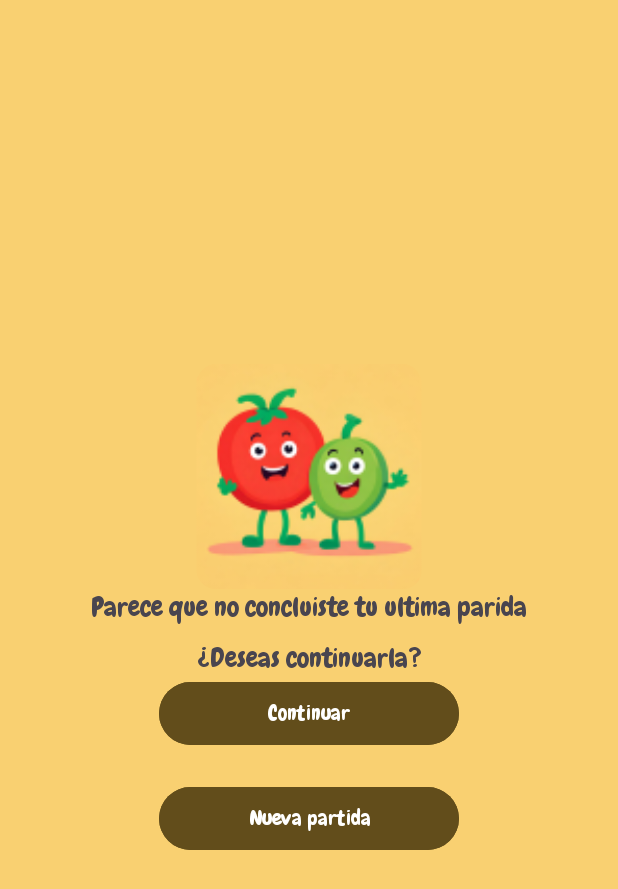
After one commit to EscamillaJuan/Quiz-App, an Android app: the fragment NewGame placed in its activity, on a phone screen of 412 x 824 dp. The commit adds this screen. Shown: the top 889 px of the screen. Run offline under Robolectric (Android 15) with nearby library versions, the phone set to English and light mode, and no system bars; our stand-ins replace Room's generated code.

Commit message:
feat: add modal to continue prev game

```diff
--- a/app/build.gradle.kts
+++ b/app/build.gradle.kts
@@ -34,6 +34,9 @@ android {
     kotlinOptions {
         jvmTarget = "1.8"
     }
+    buildFeatures {
+        viewBinding = true
+    }
 }
 
 dependencies {
--- /dev/null
+++ b/app/src/main/java/com/app/usecases/NewGame.kt
@@ -0,0 +1,35 @@
+package com.app.usecases
+
+import android.content.Intent
+import android.os.Bundle
+import androidx.fragment.app.Fragment
+import android.view.LayoutInflater
+import android.view.View
+import android.view.ViewGroup
+import android.widget.Button
+import com.app.R
+import com.app.view.GameScreen
+import com.app.view.SELECTED_DIFFICULT
+
+class NewGame : Fragment() {
+    private lateinit var continueGameBtn: Button
+    private lateinit var newGameBtn: Button
+
+    override fun onCreateView(
+        inflater: LayoutInflater,
+        container: ViewGroup?,
+        savedInstanceState: Bundle?
+    ): View? {
+        val view = inflater.inflate(R.layout.fragment_new_game, container, false)
+        val mode = arguments?.getString(SELECTED_DIFFICULT)
+        newGameBtn = view.findViewById(R.id.new_game_btn)
+
+        newGameBtn.setOnClickListener {
+            val intent = Intent(requireContext(), GameScreen::class.java)
+            intent.putExtra(SELECTED_DIFFICULT, mode)
+            startActivity(intent)
+            activity?.supportFragmentManager?.popBackStack()
+        }
+        return view
+    }
+}
--- a/app/src/main/res/layout-land/main_activity.xml
+++ b/app/src/main/res/layout-land/main_activity.xml
@@ -3,6 +3,7 @@
 <LinearLayout xmlns:android="http://schemas.android.com/apk/res/android"
     xmlns:app="http://schemas.android.com/apk/res-auto"
     xmlns:tools="http://schemas.android.com/tools"
+    android:id="@+id/root_layout"
     android:layout_width="match_parent"
     android:layout_height="match_parent"
     android:background="@color/orange"
@@ -23,15 +24,17 @@
     <LinearLayout
         android:layout_width="wrap_content"
         android:layout_height="wrap_content">
+
         <ImageView
-        android:layout_width="wrap_content"
-        android:layout_height="wrap_content"
-        android:src="@mipmap/trivio_text_image"/>
+            android:layout_width="wrap_content"
+            android:layout_height="wrap_content"
+            android:src="@mipmap/trivio_text_image" />
+
         <ImageView
             android:layout_width="wrap_content"
             android:layout_height="wrap_content"
             android:layout_gravity="center"
-            android:src="@mipmap/ic_logo"/>
+            android:src="@mipmap/ic_logo" />
 
     </LinearLayout>
 
@@ -55,8 +58,8 @@
             android:layout_width="wrap_content"
             android:layout_height="wrap_content"
             android:layout_gravity="center"
+            android:backgroundTint="@color/brown"
             android:fontFamily="@font/chewy"
-            android:backgroundTint="@color/brown"
             android:text="@string/btn_jugar" />
 
         <Space
@@ -67,9 +70,9 @@
         <Spinner
             android:id="@+id/difficulty_spin"
             android:layout_width="wrap_content"
-            android:popupBackground="@color/brown"
             android:layout_height="48dp"
-            android:layout_gravity="center" />
+            android:layout_gravity="center"
+            android:popupBackground="@color/brown" />
 
 
         <Space
@@ -82,8 +85,8 @@
             android:layout_width="wrap_content"
             android:layout_height="wrap_content"
             android:layout_gravity="center"
+            android:backgroundTint="@color/brown"
             android:fontFamily="@font/chewy"
-            android:backgroundTint="@color/brown"
             android:text="@string/btn_opciones" />
 
         <Space
--- /dev/null
+++ b/app/src/main/res/layout/fragment_new_game.xml
@@ -0,0 +1,61 @@
+<?xml version="1.0" encoding="utf-8"?>
+<FrameLayout xmlns:android="http://schemas.android.com/apk/res/android"
+    xmlns:tools="http://schemas.android.com/tools"
+    android:layout_width="match_parent"
+    android:layout_height="match_parent"
+    android:background="@color/orange"
+    android:orientation="vertical"
+    tools:context=".usecases.NewGame">
+
+    <LinearLayout
+        android:layout_width="match_parent"
+        android:layout_height="match_parent"
+        android:background="@color/orange"
+        android:gravity="center"
+        android:orientation="vertical">
+
+        <ImageView
+            android:id="@+id/logo_image"
+            android:layout_width="match_parent"
+            android:layout_height="150dp"
+            android:contentDescription="@string/trivio_logo_description"
+            android:src="@mipmap/ic_logo" />
+
+        <TextView
+            android:id="@+id/text_new_game"
+            android:layout_width="wrap_content"
+            android:layout_height="wrap_content"
+            android:layout_gravity="center"
+            android:fontFamily="@font/chewy"
+            android:text="@string/new_game_text"
+            android:textSize="18sp" />
+
+        <TextView
+            android:id="@+id/text_new_game_question"
+            android:layout_width="wrap_content"
+            android:layout_height="wrap_content"
+            android:layout_gravity="center"
+            android:layout_marginTop="10dp"
+            android:fontFamily="@font/chewy"
+            android:text="@string/new_game_question"
+            android:textSize="18sp" />
+
+        <Button
+            android:id="@+id/continue_game_btn"
+            android:layout_width="200dp"
+            android:layout_height="50dp"
+            android:layout_marginBottom="20dp"
+            android:backgroundTint="@color/brown"
+            android:fontFamily="@font/chewy"
+            android:text="@string/continue_btn_text" />
+
+        <Button
+            android:id="@+id/new_game_btn"
+            android:layout_width="200dp"
+            android:layout_height="50dp"
+            android:layout_marginBottom="10dp"
+            android:backgroundTint="@color/brown"
+            android:fontFamily="@font/chewy"
+            android:text="@string/new_game_btn_text" />
+    </LinearLayout>
+</FrameLayout>
--- a/app/src/main/res/layout/game_screen.xml
+++ b/app/src/main/res/layout/game_screen.xml
@@ -137,6 +137,7 @@
             android:contentDescription="@string/next_btn_description"
             android:src="@drawable/next" />
 
+
     </LinearLayout>
 
 </LinearLayout>
--- a/app/src/main/res/layout/main_activity.xml
+++ b/app/src/main/res/layout/main_activity.xml
@@ -1,14 +1,21 @@
 <?xml version="1.0" encoding="utf-8"?>
 
-<LinearLayout xmlns:android="http://schemas.android.com/apk/res/android"
+<FrameLayout xmlns:android="http://schemas.android.com/apk/res/android"
     xmlns:app="http://schemas.android.com/apk/res-auto"
     xmlns:tools="http://schemas.android.com/tools"
+    android:id="@+id/root_layout"
+    android:layout_width="match_parent"
+    android:layout_height="match_parent"
+    android:background="@color/orange"
+    android:orientation="vertical"
+    tools:context=".MainActivity">
+
+    <LinearLayout
         android:layout_width="match_parent"
         android:layout_height="match_parent"
         android:background="@color/orange"
         android:gravity="center"
-    android:orientation="vertical"
-    tools:context=".MainActivity">
+        android:orientation="vertical">
 
         <ImageView
             android:id="@+id/trivioText_image"
@@ -47,8 +54,8 @@
                 android:layout_gravity="center"
                 android:backgroundTint="@color/brown"
                 android:fontFamily="@font/chewy"
-            app:icon="@drawable/baseline_arrow_right_24"
-            android:text="@string/btn_jugar" />
+                android:text="@string/btn_jugar"
+                app:icon="@drawable/baseline_arrow_right_24" />
 
             <Space
                 android:layout_width="wrap_content"
@@ -61,12 +68,13 @@
                 android:layout_gravity="center"
                 android:backgroundTint="@color/brown"
                 android:fontFamily="@font/chewy"
-            app:icon="@drawable/baseline_build_24"
-            android:text="@string/btn_opciones" />
+                android:text="@string/btn_opciones"
+                app:icon="@drawable/baseline_build_24" />
 
             <Space
                 android:layout_width="wrap_content"
                 android:layout_height="25dp" />
+
             <Button
                 android:id="@+id/score_btn"
                 android:layout_width="150dp"
@@ -74,9 +82,8 @@
                 android:layout_gravity="center"
                 android:backgroundTint="@color/brown"
                 android:fontFamily="@font/chewy"
-            app:icon="@drawable/baseline_castle_24"
-            android:text="@string/btn_difficult" />
-
+                android:text="@string/btn_difficult"
+                app:icon="@drawable/baseline_castle_24" />
 
         </LinearLayout>
 
@@ -86,3 +93,4 @@
             android:layout_weight="1" />
 
     </LinearLayout>
+</FrameLayout>
--- a/app/src/main/res/values-night/themes.xml
+++ b/app/src/main/res/values-night/themes.xml
@@ -4,4 +4,8 @@
         <!-- Customize your dark theme here. -->
         <!-- <item name="colorPrimary">@color/my_dark_primary</item> -->
     </style>
+    <style name="ThemeOverlay.App.FullscreenContainer" parent="">
+        <item name="fullscreenBackgroundColor">@color/light_blue_900</item>
+        <item name="fullscreenTextColor">@color/light_blue_A400</item>
+    </style>
 </resources>
--- /dev/null
+++ b/app/src/main/res/values/attrs.xml
@@ -0,0 +1,6 @@
+<resources>
+    <declare-styleable name="FullscreenAttrs">
+        <attr name="fullscreenBackgroundColor" format="color" />
+        <attr name="fullscreenTextColor" format="color" />
+    </declare-styleable>
+</resources>
--- a/app/src/main/res/values/colors.xml
+++ b/app/src/main/res/values/colors.xml
@@ -6,5 +6,10 @@
     <color name="red">#CC0000</color>
     <color name="green">#99CC00</color>
     <color name="orange">#F9D071</color>
+    <color name="light_blue_600">#FF039BE5</color>
+    <color name="light_blue_900">#FF01579B</color>
+    <color name="light_blue_A200">#FF40C4FF</color>
+    <color name="light_blue_A400">#FF00B0FF</color>
+    <color name="black_overlay">#66000000</color>
 
 </resources>
--- a/app/src/main/res/values/strings.xml
+++ b/app/src/main/res/values/strings.xml
@@ -24,4 +24,12 @@
     <string name="unused_hints_text">Te quedaron %1$s pistas</string>
     <string name="final_score_text">Tu puntaje final es de %1$s puntos</string>
     <string name="btn_difficult">Puntuaciones</string>
+    <string name="dummy_button">Dummy Button</string>
+    <string name="dummy_content">DUMMY\nCONTENT</string>
+    <!-- TODO: Remove or change this placeholder text -->
+    <string name="hello_blank_fragment">Hello blank fragment</string>
+    <string name="new_game_text">Parece que no concluiste tu ultima parida</string>
+    <string name="new_game_question">¿Deseas continuarla?</string>
+    <string name="continue_btn_text">Continuar</string>
+    <string name="new_game_btn_text">Nueva partida</string>
 </resources>
--- /dev/null
+++ b/app/src/main/res/values/styles.xml
@@ -0,0 +1,6 @@
+<resources>
+    <style name="Widget.Theme.App.ButtonBar.Fullscreen" parent="">
+        <item name="android:background">@color/black_overlay</item>
+        <item name="android:buttonBarStyle">?android:attr/buttonBarStyle</item>
+    </style>
+</resources>
--- a/app/src/main/res/values/themes.xml
+++ b/app/src/main/res/values/themes.xml
@@ -6,4 +6,8 @@
     </style>
 
     <style name="Theme.App" parent="Base.Theme.App" />
+    <style name="ThemeOverlay.App.FullscreenContainer" parent="">
+        <item name="fullscreenBackgroundColor">@color/light_blue_600</item>
+        <item name="fullscreenTextColor">@color/light_blue_A200</item>
+    </style>
 </resources>
```
Also changed, not shown: app/src/main/java/com/app/MainActivity.kt (+45 -21 lines), app/src/main/java/com/app/view/GameScreen.kt (+28 -7 lines). Lines whose indentation alone changed are shown as unchanged.
